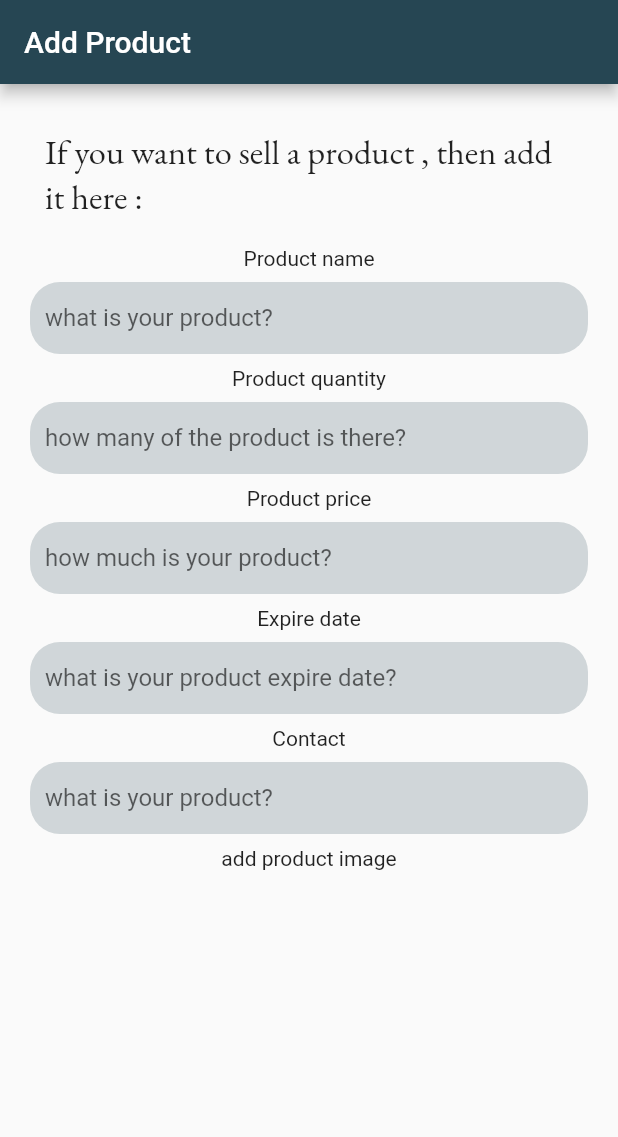
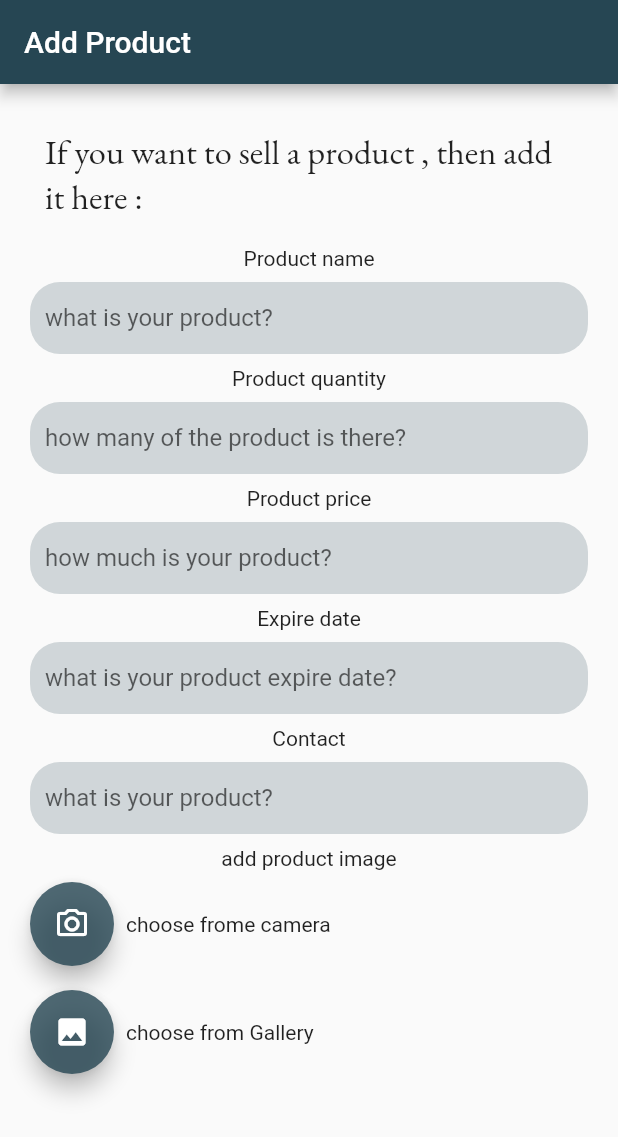
Before and after one commit to tarook0/Offerio, a Flutter app: the Product screen opened directly, on a phone screen of 412 x 824 dp. Shown: the top 1137 px of the screen. Run offline on Flutter 3.47's test engine with Material 2 defaults, Android fonts, the phone set to English and light mode, and no system bars; our stand-ins replace image_picker.

Commit message:
image picker done

```diff
--- a/lib/constant.dart
+++ b/lib/constant.dart
@@ -7,8 +7,10 @@ final Color persian = Color(0xff2A9D8F);
 final Color crayoalla = Color(0xffE9C46A);
 final Color sandybrown = Color(0xffF4A261);
 final Color sienna = Color(0xffE76F51);
+final Color white = Colors.white;
+
 const double kPadding = 8.0;
-final Color white = Colors.white;
+
 final TextStyle kTitleStyle = TextStyle(
   fontFamily: 'Pacifico',
   fontSize: 15,
--- a/lib/moudels/navBar.dart
+++ b/lib/moudels/navBar.dart
@@ -24,12 +24,12 @@ class _navBarState extends State<navBar> {
     Home(),
     Favorite(),
     Profile(),
-
     Product(),
   ];
   final PageStorageBucket bucket = PageStorageBucket();
   Widget currentScreen = homeScreen();
 String  selectedCurrency = 'english' ;
+ bool _buttonappear=true;
   @override
   Widget build(BuildContext context) {
     return Scaffold(
@@ -37,17 +37,22 @@ String  selectedCurrency = 'english' ;
         child: currentScreen,
         bucket: bucket,
       ),
-      floatingActionButton: FloatingActionButton(
+      floatingActionButton: Visibility(
+        visible:_buttonappear ,
+        child: FloatingActionButton(
           backgroundColor: persian,
+          tooltip: 'add a product',
           child: Icon(Icons.add),
           onPressed: () {
             setState(
               () {
                 currentScreen = Product();
                 currentTab = 4;
+                _buttonappear=false;
               },
             );
           },
+        ),
       ),
       floatingActionButtonLocation: FloatingActionButtonLocation.centerDocked,
       bottomNavigationBar: BottomAppBar(
@@ -67,6 +72,7 @@ String  selectedCurrency = 'english' ;
                       setState(() {
                         currentScreen = homeScreen();
                         currentTab = 0;
+                        _buttonappear=true;
                       });
                     },
                     child: Column(
@@ -88,6 +94,7 @@ String  selectedCurrency = 'english' ;
                       setState(() {
                         currentScreen = Favorite();
                         currentTab = 1;
+                        _buttonappear=true;
                       });
                     },
                     child: Column(
@@ -115,6 +122,7 @@ String  selectedCurrency = 'english' ;
                       setState(() {
                         currentScreen = Profile();
                         currentTab = 3;
+                        _buttonappear=true;
                       });
                     },
                     child: Column(
@@ -136,6 +144,7 @@ String  selectedCurrency = 'english' ;
                onButtonpressed();
                setState(() {
                  currentTab = 2;
+
                });
              },
              child: Column(
--- a/lib/screens/Home/add_product.dart
+++ b/lib/screens/Home/add_product.dart
@@ -1,5 +1,7 @@
+import 'dart:io';
 import 'package:flutter/material.dart';
 import '../../constant.dart';
+import 'package:image_picker/image_picker.dart';
 
 class Product extends StatefulWidget {
   const Product({Key? key}) : super(key: key);
@@ -9,6 +11,30 @@ class Product extends StatefulWidget {
 }
 
 class _ProductState extends State<Product> {
+  File? _image;
+  final picker = ImagePicker();
+  Future imagefromCamera() async {
+    final pickedimage = await picker.pickImage(source: ImageSource.camera);
+    setState(() {
+      if (pickedimage != null) {
+        _image = File(pickedimage.path);
+      } else {
+        print('null');
+      }
+    });
+  }
+
+  Future imagefromGallery() async {
+    final pickedimage = await picker.pickImage(source: ImageSource.gallery);
+    setState(() {
+      if (pickedimage != null) {
+        _image = File(pickedimage.path);
+      } else {
+        print('null');
+      }
+    });
+  }
+
   @override
   Widget build(BuildContext context) {
     return Scaffold(
@@ -16,16 +42,21 @@ class _ProductState extends State<Product> {
         title: Text('Add Product'),
         backgroundColor: charcoal,
       ),
-      body:SingleChildScrollView(
+      body: SingleChildScrollView(
         child: Padding(
           padding: const EdgeInsets.all(12),
           child: Column(
             children: <Widget>[
               Padding(
                 padding: const EdgeInsets.all(18),
-                child: Text('If you want to sell a product , then add it here :',style: TextStyle(fontSize: 23,fontFamily: 'EBGaramond'),),
+                child: Text(
+                  'If you want to sell a product , then add it here :',
+                  style: TextStyle(fontSize: 23, fontFamily: 'EBGaramond'),
                 ),
-              Text('Product name',),
+              ),
+              Text(
+                'Product name',
+              ),
               Padding(
                 padding: const EdgeInsets.all(8.0),
                 child: TextFormField(
@@ -35,31 +66,40 @@ class _ProductState extends State<Product> {
                     filled: true,
                     border: OutlineInputBorder(
                       borderRadius: BorderRadius.circular(20.0),
-          borderSide: BorderSide.none,),
+                      borderSide: BorderSide.none,
+                    ),
                     contentPadding: const EdgeInsets.symmetric(
                       vertical: 0.0,
                       horizontal: 10,
                     ),
-                  ),),
                   ),
-              Text('Product quantity',),
+                ),
+              ),
+              Text(
+                'Product quantity',
+              ),
               Padding(
                 padding: const EdgeInsets.all(8.0),
                 child: TextFormField(
+                  keyboardType: TextInputType.number,
                   decoration: InputDecoration(
                     hintText: 'how many of the product is there?',
                     fillColor: charcoal.withOpacity(0.2),
                     filled: true,
                     border: OutlineInputBorder(
                       borderRadius: BorderRadius.circular(20.0),
-                      borderSide: BorderSide.none,),
+                      borderSide: BorderSide.none,
+                    ),
                     contentPadding: const EdgeInsets.symmetric(
                       vertical: 0.0,
                       horizontal: 10,
                     ),
-                  ),),
                   ),
-              Text('Product price',),
+                ),
+              ),
+              Text(
+                'Product price',
+              ),
               Padding(
                 padding: const EdgeInsets.all(8.0),
                 child: TextFormField(
@@ -69,31 +109,40 @@ class _ProductState extends State<Product> {
                     filled: true,
                     border: OutlineInputBorder(
                       borderRadius: BorderRadius.circular(20.0),
-                      borderSide: BorderSide.none,),
+                      borderSide: BorderSide.none,
+                    ),
                     contentPadding: const EdgeInsets.symmetric(
                       vertical: 0.0,
                       horizontal: 10,
                     ),
-                  ),),
                   ),
-              Text('Expire date',),
+                ),
+              ),
+              Text(
+                'Expire date',
+              ),
               Padding(
                 padding: const EdgeInsets.all(8.0),
                 child: TextFormField(
+                  keyboardType: TextInputType.datetime,
                   decoration: InputDecoration(
                     hintText: 'what is your product expire date?',
                     fillColor: charcoal.withOpacity(0.2),
                     filled: true,
                     border: OutlineInputBorder(
                       borderRadius: BorderRadius.circular(20.0),
-                      borderSide: BorderSide.none,),
+                      borderSide: BorderSide.none,
+                    ),
                     contentPadding: const EdgeInsets.symmetric(
                       vertical: 0.0,
                       horizontal: 10,
                     ),
-                  ),),
                   ),
-              Text('Contact',),
+                ),
+              ),
+              Text(
+                'Contact',
+              ),
               Padding(
                 padding: const EdgeInsets.all(8.0),
                 child: TextFormField(
@@ -103,19 +152,85 @@ class _ProductState extends State<Product> {
                     filled: true,
                     border: OutlineInputBorder(
                       borderRadius: BorderRadius.circular(20.0),
-                      borderSide: BorderSide.none,),
+                      borderSide: BorderSide.none,
+                    ),
                     contentPadding: const EdgeInsets.symmetric(
                       vertical: 0.0,
                       horizontal: 10,
                     ),
-                  ),),
+                  ),
+                ),
               ),
               Text('add product image'),
+              Row(
+                children: [
+                  Padding(
+                    padding: const EdgeInsets.all(8.0),
+                    child: FloatingActionButton(
+                      onPressed: imagefromCamera,
+                      tooltip: 'pick image',
+                      child: Icon(
+                        Icons.camera_alt_outlined,
+                        color: white,
+                      ),
+                      backgroundColor: charcoal.withOpacity(0.8),
+                    ),
+                  ),
+                  Text('choose frome camera'),
+                ],
+              ),
+              Row(
+                children: [
+                  Padding(
+                    padding: const EdgeInsets.all(8.0),
+                    child: FloatingActionButton(
+                      onPressed: imagefromGallery,
+                      tooltip: 'pick image',
+                      child: Icon(
+                        Icons.image,
+                        color: white,
+                      ),
+                      backgroundColor: charcoal.withOpacity(0.8),
+                    ),
+                  ),
+                  Text('choose from Gallery'),
+                ],
+              ),
+              SizedBox(
+                height: 20,
+              ),
+              Container(
+                width: 200,
+                height: 200,
+                child: Center(
+                  child: _image == null
+                      ? Text('no image was selected')
+                      : Image.file(_image!),
+                ),
+              ),
+              Center(
+                child: OutlinedButton(
+                  onPressed: () {},
+                  style: OutlinedButton.styleFrom(
+                      minimumSize: Size(100, 35),
+                      side: BorderSide(width: 1.5, color: charcoal),
+                      shape: RoundedRectangleBorder(
+                        borderRadius: BorderRadius.circular(50.0),
+                      )),
+                  child: Text(
+                    'Add',
+                    style: TextStyle(
+                      color: charcoal,
+                      fontSize: 17.5,
+                      fontFamily: 'EBGaramond',
+                    ),
+                  ),
+                ),
+              ),
             ],
           ),
         ),
       ),
     );
-
   }
 }
--- a/pubspec.yaml
+++ b/pubspec.yaml
@@ -29,6 +29,8 @@ dependencies:
   cupertino_icons: ^1.0.2
   colour: ^1.0.5
   http: ^0.13.4
+  image_picker:
+
 
 dev_dependencies:
   flutter_test:
```
Also changed, not shown: pubspec.lock, 2 other files. Lines whose indentation alone changed are shown as unchanged.
